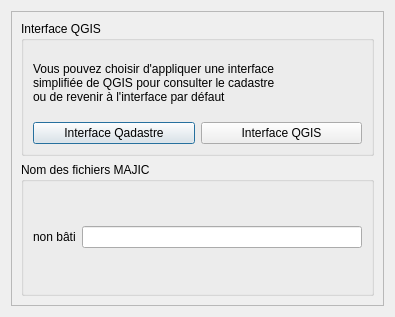
Before: the Qt Designer form forms/qadastre_option_form.ui in 3liz/QgisCadastrePlugin, drawn with Qt 5.
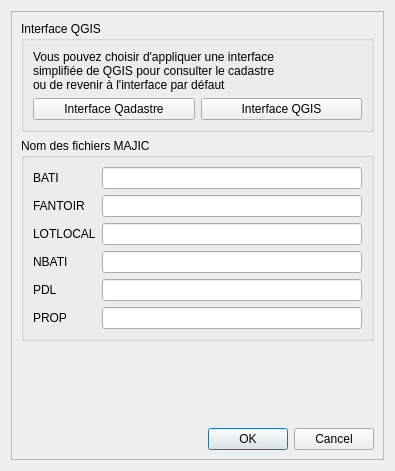
After: the same form once the commit is applied.

Commit message: Options - enregistrement des noms de fichier majic

Diff of the .ui file:
```diff
--- a/forms/qadastre_option_form.ui
+++ b/forms/qadastre_option_form.ui
@@ -7,7 +7,7 @@
     <x>0</x>
     <y>0</y>
     <width>395</width>
-    <height>317</height>
+    <height>471</height>
    </rect>
   </property>
   <property name="windowTitle">
@@ -25,7 +25,7 @@
         <x>0</x>
         <y>0</y>
         <width>375</width>
-        <height>297</height>
+        <height>451</height>
        </rect>
       </property>
       <layout class="QVBoxLayout" name="verticalLayout_2">
@@ -76,18 +76,88 @@
             <item row="0" column="0">
              <widget class="QLabel" name="label">
               <property name="text">
-               <string>non bâti</string>
+               <string>BATI</string>
               </property>
              </widget>
             </item>
             <item row="0" column="1">
-             <widget class="QLineEdit" name="lineEdit"/>
+             <widget class="QLineEdit" name="inMajicBati"/>
+            </item>
+            <item row="1" column="0">
+             <widget class="QLabel" name="label_2">
+              <property name="text">
+               <string>FANTOIR</string>
+              </property>
+             </widget>
+            </item>
+            <item row="3" column="0">
+             <widget class="QLabel" name="label_4">
+              <property name="text">
+               <string>NBATI</string>
+              </property>
+             </widget>
+            </item>
+            <item row="5" column="1">
+             <widget class="QLineEdit" name="inMajicProp"/>
+            </item>
+            <item row="2" column="1">
+             <widget class="QLineEdit" name="inMajicLotlocal"/>
+            </item>
+            <item row="2" column="0">
+             <widget class="QLabel" name="label_3">
+              <property name="text">
+               <string>LOTLOCAL</string>
+              </property>
+             </widget>
+            </item>
+            <item row="1" column="1">
+             <widget class="QLineEdit" name="inMajicFantoir"/>
+            </item>
+            <item row="3" column="1">
+             <widget class="QLineEdit" name="inMajicNbati"/>
+            </item>
+            <item row="5" column="0">
+             <widget class="QLabel" name="label_5">
+              <property name="text">
+               <string>PROP</string>
+              </property>
+             </widget>
+            </item>
+            <item row="4" column="0">
+             <widget class="QLabel" name="label_6">
+              <property name="text">
+               <string>PDL</string>
+              </property>
+             </widget>
+            </item>
+            <item row="4" column="1">
+             <widget class="QLineEdit" name="inMajicPdl"/>
             </item>
            </layout>
           </item>
          </layout>
         </widget>
        </item>
+       <item>
+        <spacer name="verticalSpacer">
+         <property name="orientation">
+          <enum>Qt::Vertical</enum>
+         </property>
+         <property name="sizeHint" stdset="0">
+          <size>
+           <width>20</width>
+           <height>40</height>
+          </size>
+         </property>
+        </spacer>
+       </item>
+       <item>
+        <widget class="QDialogButtonBox" name="buttonBox">
+         <property name="standardButtons">
+          <set>QDialogButtonBox::Cancel|QDialogButtonBox::Ok</set>
+         </property>
+        </widget>
+       </item>
       </layout>
      </widget>
     </widget>
```
Left out of the diff: 12 changed lines with no effect on the pictures. The commit also changes 5 other files.
